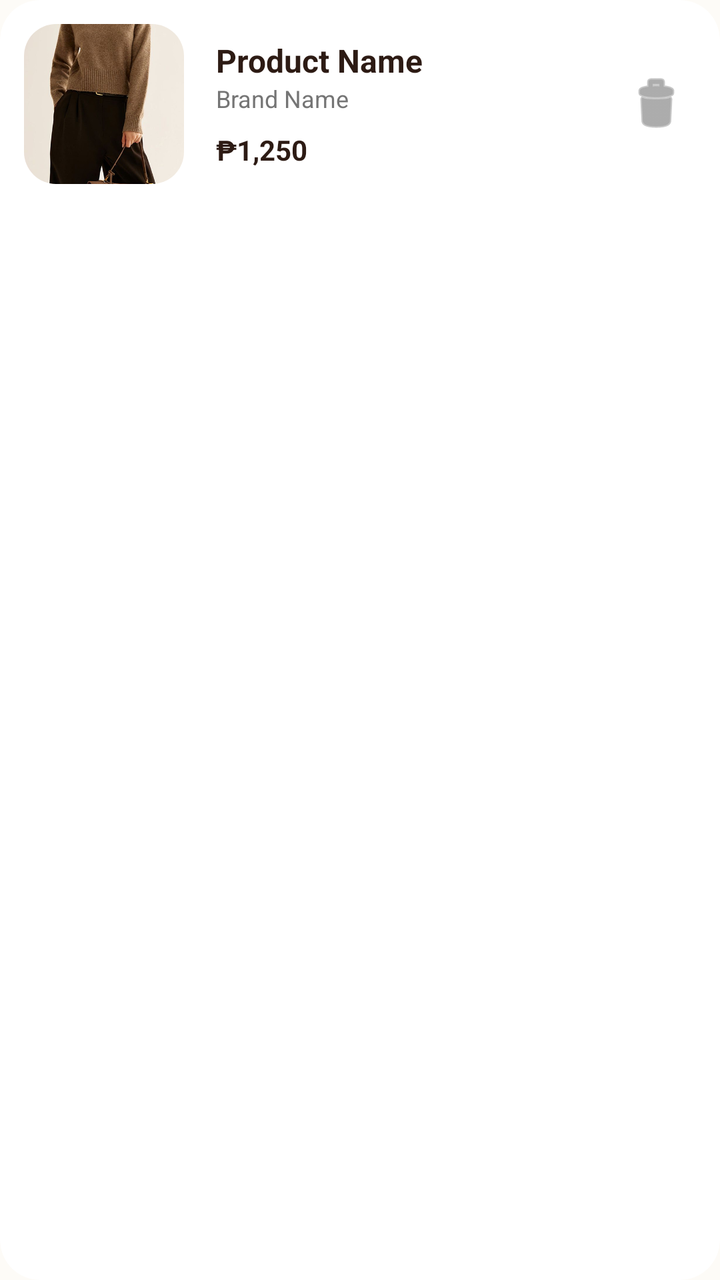
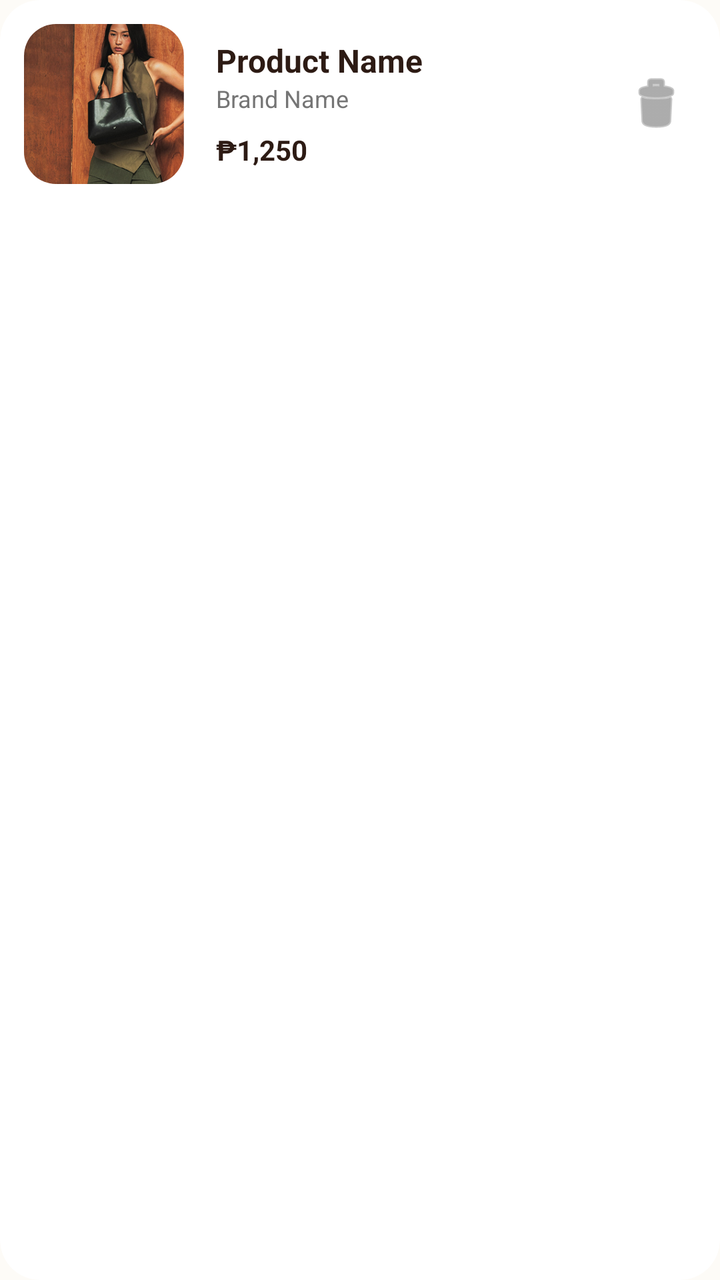

Before-and-after screenshots of an Android layout around one commit, followed by the original layout XML and the change that was made.
<!-- AndroidManifest.xml: application theme Theme.HABICEB_ARES_FINALPROJECT -->
<!-- res/layout/item_cart.xml -->
<?xml version="1.0" encoding="utf-8"?>
<androidx.cardview.widget.CardView xmlns:android="http://schemas.android.com/apk/res/android"
    xmlns:app="http://schemas.android.com/apk/res-auto"
    android:layout_width="match_parent"
    android:layout_height="wrap_content"
    android:layout_marginBottom="12dp"
    app:cardCornerRadius="20dp"
    app:cardElevation="0dp"
    app:cardBackgroundColor="@color/white">

    <LinearLayout
        android:layout_width="match_parent"
        android:layout_height="wrap_content"
        android:gravity="center_vertical"
        android:orientation="horizontal"
        android:padding="12dp">

        <androidx.cardview.widget.CardView
            android:layout_width="80dp"
            android:layout_height="80dp"
            app:cardCornerRadius="16dp"
            app:cardElevation="0dp">
            <ImageView
                android:id="@+id/ivCartProduct"
                android:layout_width="match_parent"
                android:layout_height="match_parent"
                android:scaleType="centerCrop"
                android:src="@drawable/model_bag" />
        </androidx.cardview.widget.CardView>

        <LinearLayout
            android:layout_width="0dp"
            android:layout_height="wrap_content"
            android:layout_marginStart="16dp"
            android:layout_weight="1"
            android:orientation="vertical">

            <TextView
                android:id="@+id/tvCartProductName"
                android:layout_width="wrap_content"
                android:layout_height="wrap_content"
                android:text="Product Name"
                android:textColor="@color/premium_brown"
                android:textSize="16sp"
                android:textStyle="bold" />

            <TextView
                android:id="@+id/tvCartProductBrand"
                android:layout_width="wrap_content"
                android:layout_height="wrap_content"
                android:text="Brand Name"
                android:textColor="@color/premium_gray_dark"
                android:textSize="12sp" />

            <TextView
                android:id="@+id/tvCartProductPrice"
                android:layout_width="wrap_content"
                android:layout_height="wrap_content"
                android:layout_marginTop="8dp"
                android:text="₱1,250"
                android:textColor="@color/premium_brown"
                android:textSize="14sp"
                android:textStyle="bold" />
        </LinearLayout>

        <ImageButton
            android:id="@+id/btnRemoveFromCart"
            android:layout_width="40dp"
            android:layout_height="40dp"
            android:background="?attr/selectableItemBackgroundBorderless"
            android:src="@android:drawable/ic_menu_delete"
            app:tint="@color/premium_gray_dark" />
    </LinearLayout>
</androidx.cardview.widget.CardView>
<!-- resources referenced by this layout -->
<resources>
  <color name="premium_brown">#2D1B14</color>
  <color name="premium_gray_dark">#757575</color>
  <color name="white">#FFFFFF</color>
  <!-- drawable model_bag: png bitmap (drawable, 337864 bytes) -->
  <style name="Theme.HABICEB_ARES_FINALPROJECT" parent="Base.Theme.HABICEB_ARES_FINALPROJECT" />
  <style name="Base.Theme.HABICEB_ARES_FINALPROJECT" parent="Theme.Material3.DayNight.NoActionBar">
          <item name="colorPrimary">@color/premium_brown</item>
          <item name="android:windowBackground">@color/premium_cream</item>
          <item name="android:statusBarColor">@color/premium_cream</item>
          <item name="android:windowLightStatusBar">true</item>
      </style>
  <color name="premium_cream">#FDFBF7</color>
</resources>

<!-- the commit's change to res/layout/item_cart.xml (unified diff, before → after) -->
@@ -25,7 +25,7 @@
                 android:layout_width="match_parent"
                 android:layout_height="match_parent"
                 android:scaleType="centerCrop"
-                android:src="@drawable/model_bag" />
+                android:src="@drawable/bag1" />
         </androidx.cardview.widget.CardView>
 
         <LinearLayout
<!-- resource entries referenced after the edit -->
@@ -3,7 +3,7 @@
   <color name="premium_brown">#2D1B14</color>
   <color name="premium_gray_dark">#757575</color>
   <color name="white">#FFFFFF</color>
-  <!-- drawable model_bag: png bitmap (drawable, 337864 bytes) -->
+  <!-- drawable bag1: png bitmap (drawable, 167168 bytes) -->
   <style name="Theme.HABICEB_ARES_FINALPROJECT" parent="Base.Theme.HABICEB_ARES_FINALPROJECT" />
   <style name="Base.Theme.HABICEB_ARES_FINALPROJECT" parent="Theme.Material3.DayNight.NoActionBar">
           <item name="colorPrimary">@color/premium_brown</item>
